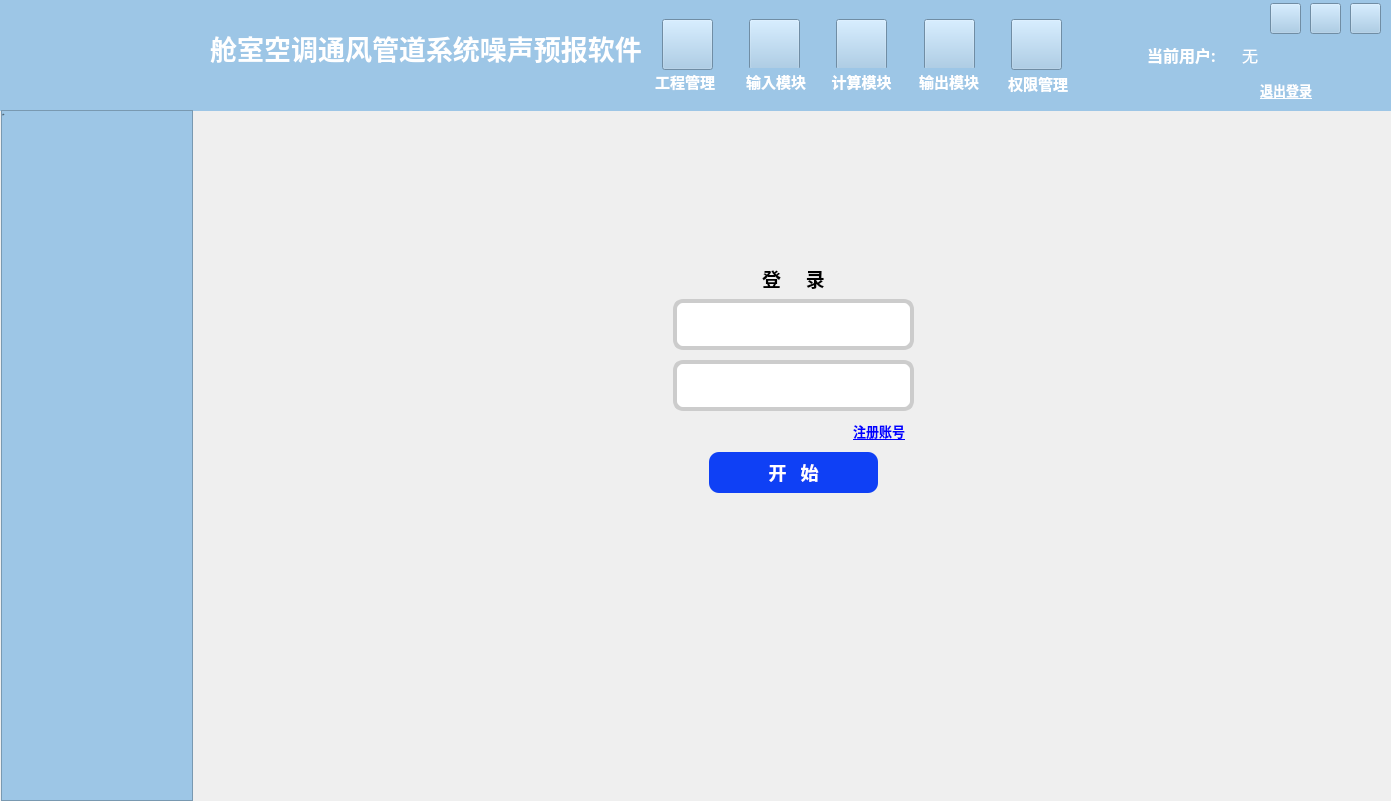
The window that NoiseCalSoft/widget.ui (haobana/NoiCal) describes before a commit, drawn with Qt 5.
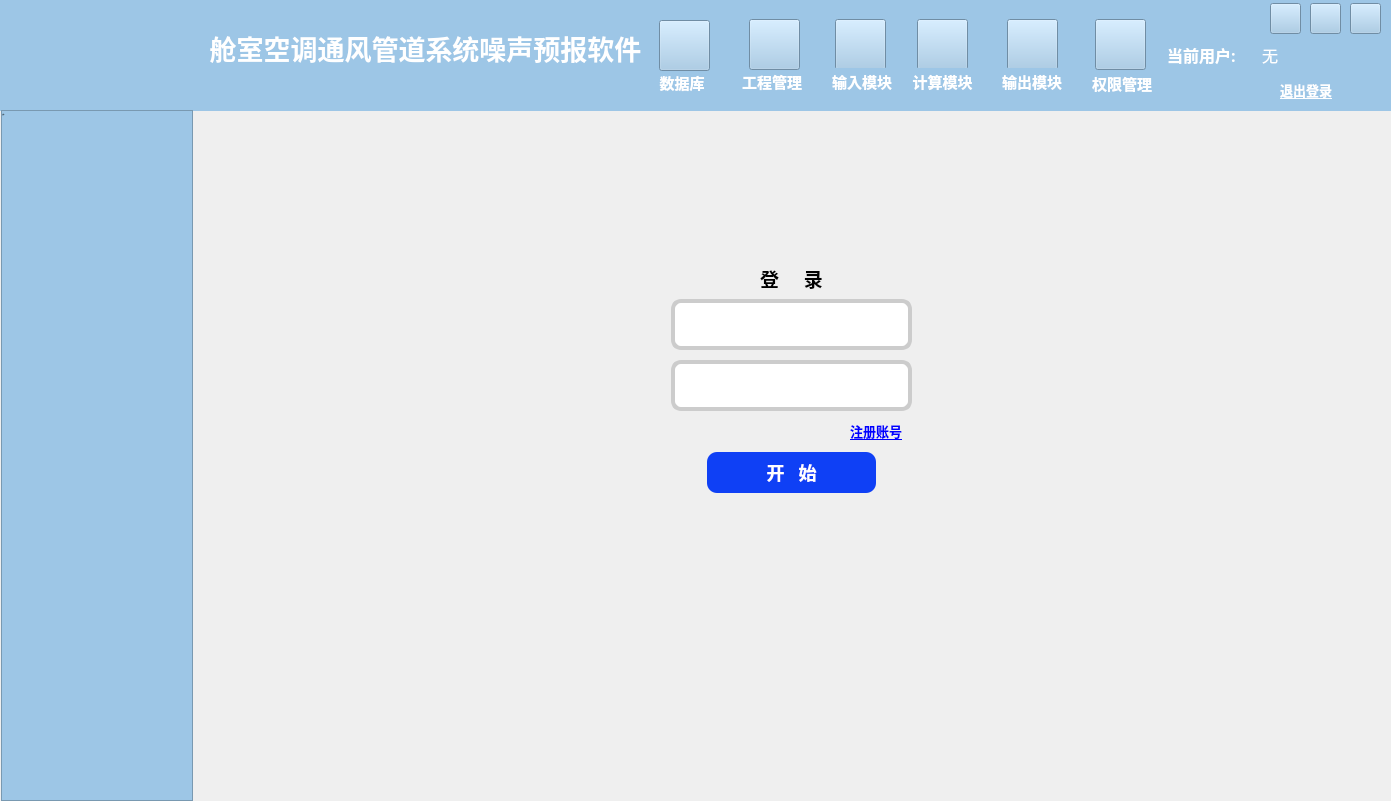
The same window after the commit. The open tabs and pages were chosen to show the change. Icons and pictures are not drawn.

```diff
--- a/NoiseCalSoft/widget.ui
+++ b/NoiseCalSoft/widget.ui
@@ -46,7 +46,7 @@
    <widget class="QLabel" name="label_logout">
     <property name="geometry">
      <rect>
-      <x>1260</x>
+      <x>1280</x>
       <y>80</y>
       <width>61</width>
       <height>21</height>
@@ -168,7 +168,7 @@
    <widget class="QLabel" name="label_cur_user">
     <property name="geometry">
      <rect>
-      <x>1147</x>
+      <x>1167</x>
       <y>40</y>
       <width>75</width>
       <height>31</height>
@@ -200,7 +200,7 @@
    <widget class="QLineEdit" name="lineEdit_cur_user">
     <property name="geometry">
      <rect>
-      <x>1240</x>
+      <x>1260</x>
       <y>40</y>
       <width>111</width>
       <height>31</height>
@@ -247,7 +247,7 @@
    <widget class="QLabel" name="label_prj_manage">
     <property name="geometry">
      <rect>
-      <x>653</x>
+      <x>740</x>
       <y>68</y>
       <width>64</width>
       <height>27</height>
@@ -279,25 +279,6 @@
    <widget class="QPushButton" name="pushButto_prj_manage">
     <property name="geometry">
      <rect>
-      <x>662</x>
-      <y>19</y>
-      <width>51</width>
-      <height>51</height>
-     </rect>
-    </property>
-    <property name="cursor">
-     <cursorShape>PointingHandCursor</cursorShape>
-    </property>
-    <property name="styleSheet">
-     <string notr="true">border-image: url(:/images/image/prj_manager.png);</string>
-    </property>
-    <property name="text">
-     <string/>
-    </property>
-   </widget>
-   <widget class="QPushButton" name="pushButton_input">
-    <property name="geometry">
-     <rect>
       <x>749</x>
       <y>19</y>
       <width>51</width>
@@ -308,6 +289,25 @@
      <cursorShape>PointingHandCursor</cursorShape>
     </property>
     <property name="styleSheet">
+     <string notr="true">border-image: url(:/images/image/prj_manager.png);</string>
+    </property>
+    <property name="text">
+     <string/>
+    </property>
+   </widget>
+   <widget class="QPushButton" name="pushButton_input">
+    <property name="geometry">
+     <rect>
+      <x>835</x>
+      <y>19</y>
+      <width>51</width>
+      <height>51</height>
+     </rect>
+    </property>
+    <property name="cursor">
+     <cursorShape>PointingHandCursor</cursorShape>
+    </property>
+    <property name="styleSheet">
      <string notr="true">border-image: url(:/images/image/input.png);</string>
     </property>
     <property name="text">
@@ -317,7 +317,7 @@
    <widget class="QLabel" name="label_input">
     <property name="geometry">
      <rect>
-      <x>744</x>
+      <x>830</x>
       <y>68</y>
       <width>64</width>
       <height>27</height>
@@ -349,7 +349,7 @@
    <widget class="QPushButton" name="pushButton_cal">
     <property name="geometry">
      <rect>
-      <x>836</x>
+      <x>917</x>
       <y>19</y>
       <width>51</width>
       <height>51</height>
@@ -368,7 +368,7 @@
    <widget class="QLabel" name="label_cal">
     <property name="geometry">
      <rect>
-      <x>829</x>
+      <x>910</x>
       <y>68</y>
       <width>65</width>
       <height>27</height>
@@ -400,7 +400,7 @@
    <widget class="QPushButton" name="pushButton_output">
     <property name="geometry">
      <rect>
-      <x>924</x>
+      <x>1007</x>
       <y>19</y>
       <width>51</width>
       <height>51</height>
@@ -419,7 +419,7 @@
    <widget class="QLabel" name="label_output">
     <property name="geometry">
      <rect>
-      <x>917</x>
+      <x>1000</x>
       <y>68</y>
       <width>64</width>
       <height>27</height>
@@ -451,7 +451,7 @@
    <widget class="QPushButton" name="pushButton_auth_manage">
     <property name="geometry">
      <rect>
-      <x>1011</x>
+      <x>1095</x>
       <y>19</y>
       <width>51</width>
       <height>51</height>
@@ -470,7 +470,7 @@
    <widget class="QLabel" name="label_auth_manage">
     <property name="geometry">
      <rect>
-      <x>1006</x>
+      <x>1090</x>
       <y>70</y>
       <width>64</width>
       <height>27</height>
@@ -504,7 +504,7 @@
      <rect>
       <x>210</x>
       <y>30</y>
-      <width>432</width>
+      <width>431</width>
       <height>36</height>
      </rect>
     </property>
@@ -544,6 +544,57 @@
      <string/>
     </property>
    </widget>
+   <widget class="QLabel" name="label_prj_manage_2">
+    <property name="geometry">
+     <rect>
+      <x>650</x>
+      <y>69</y>
+      <width>64</width>
+      <height>27</height>
+     </rect>
+    </property>
+    <property name="minimumSize">
+     <size>
+      <width>64</width>
+      <height>27</height>
+     </size>
+    </property>
+    <property name="maximumSize">
+     <size>
+      <width>64</width>
+      <height>27</height>
+     </size>
+    </property>
+    <property name="font">
+     <font>
+      <family>Microsoft YaHei</family>
+      <pointsize>11</pointsize>
+      <bold>true</bold>
+     </font>
+    </property>
+    <property name="text">
+     <string>&lt;html&gt;&lt;head/&gt;&lt;body&gt;&lt;p align=&quot;center&quot;&gt;&lt;span style=&quot; color:#ffffff;&quot;&gt;数据库&lt;/span&gt;&lt;/p&gt;&lt;/body&gt;&lt;/html&gt;</string>
+    </property>
+   </widget>
+   <widget class="QPushButton" name="pushButton_database">
+    <property name="geometry">
+     <rect>
+      <x>659</x>
+      <y>20</y>
+      <width>51</width>
+      <height>51</height>
+     </rect>
+    </property>
+    <property name="cursor">
+     <cursorShape>PointingHandCursor</cursorShape>
+    </property>
+    <property name="styleSheet">
+     <string notr="true">border-image: url(:/images/image/prj_manager.png);</string>
+    </property>
+    <property name="text">
+     <string/>
+    </property>
+   </widget>
    <zorder>label_logout</zorder>
    <zorder>min</zorder>
    <zorder>max</zorder>
@@ -568,7 +619,7 @@
     <rect>
      <x>193</x>
      <y>110</y>
-     <width>1201</width>
+     <width>1197</width>
      <height>691</height>
     </rect>
    </property>
```
Left out of the diff: 4 changed lines with no effect on the pictures.
